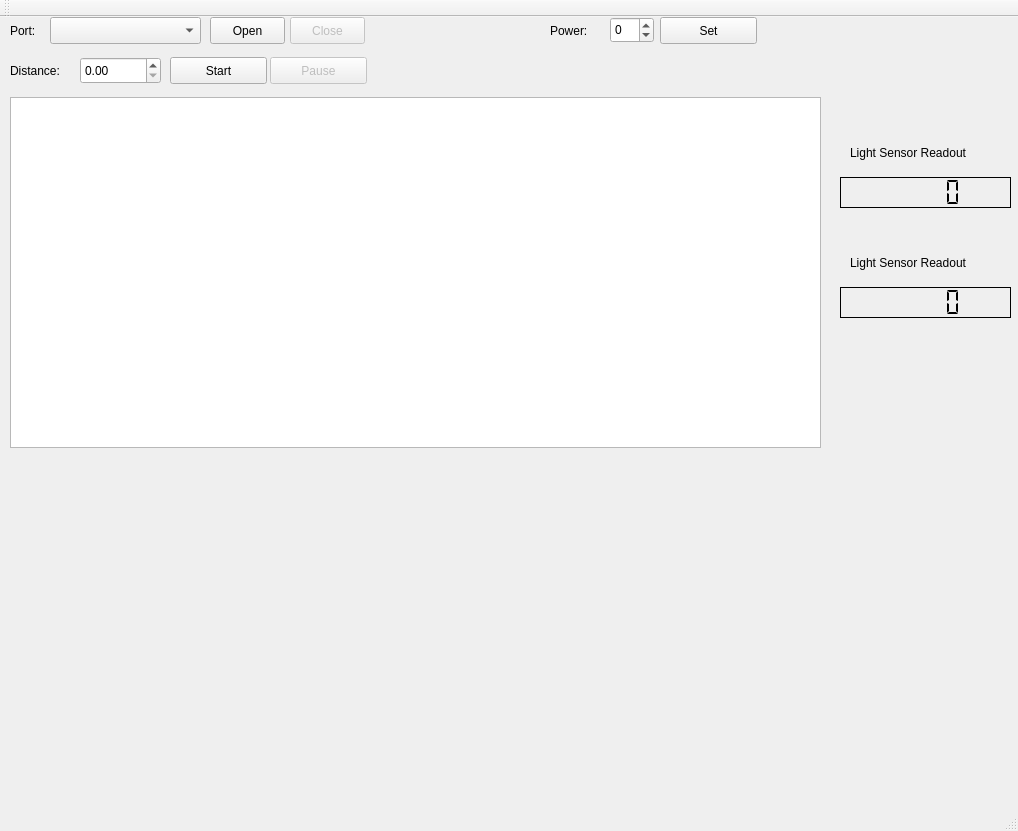
This is Lesson_5/Parking_lot_Qt/mainwindow.ui in Codaxx/WSN_Lab_2025 as Qt 5 draws it before an edit. The edited form follows.
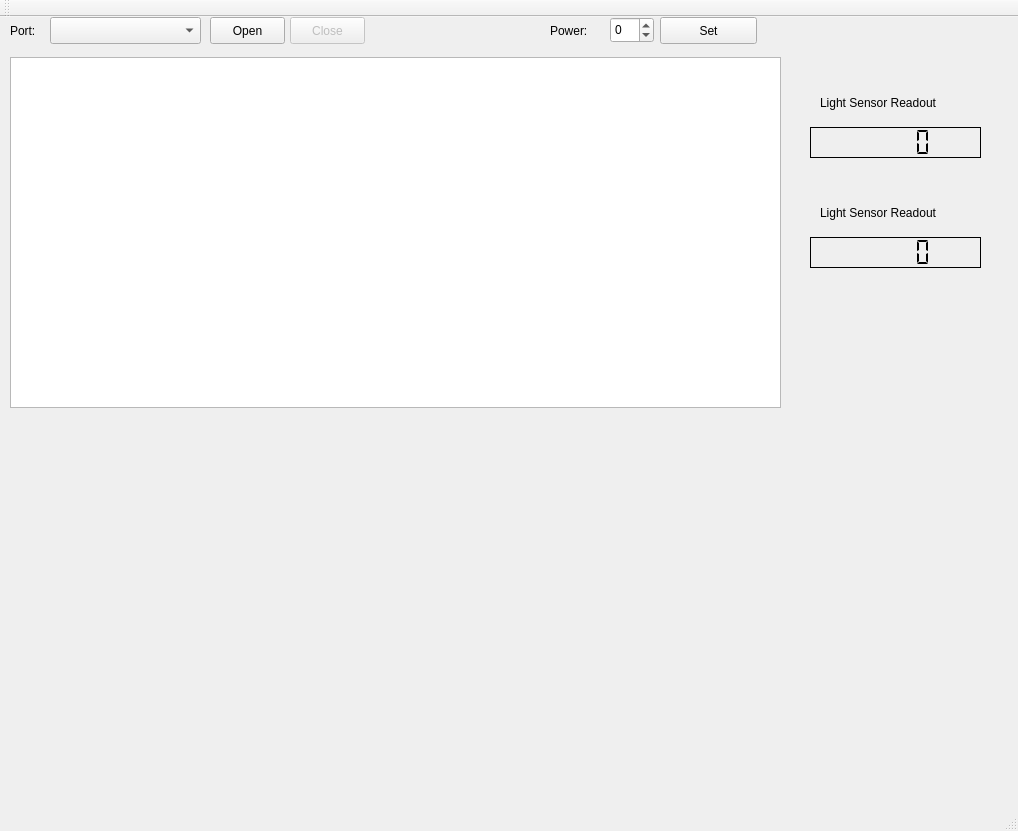
This is the edited form.

Commit message: Delete distance function from example code, GUI changed

The edit to the form file:
```diff
--- a/Lesson_5/Parking_lot_Qt/mainwindow.ui
+++ b/Lesson_5/Parking_lot_Qt/mainwindow.ui
@@ -21,8 +21,8 @@
     <property name="geometry">
      <rect>
       <x>10</x>
-      <y>80</y>
-      <width>811</width>
+      <y>40</y>
+      <width>771</width>
       <height>351</height>
      </rect>
     </property>
@@ -79,58 +79,6 @@
      <string>Close</string>
     </property>
    </widget>
-   <widget class="QLabel" name="label_2">
-    <property name="geometry">
-     <rect>
-      <x>10</x>
-      <y>40</y>
-      <width>67</width>
-      <height>27</height>
-     </rect>
-    </property>
-    <property name="text">
-     <string>Distance:</string>
-    </property>
-   </widget>
-   <widget class="QPushButton" name="pushButton_start">
-    <property name="geometry">
-     <rect>
-      <x>170</x>
-      <y>40</y>
-      <width>97</width>
-      <height>27</height>
-     </rect>
-    </property>
-    <property name="text">
-     <string>Start</string>
-    </property>
-   </widget>
-   <widget class="QPushButton" name="pushButton_stop">
-    <property name="enabled">
-     <bool>false</bool>
-    </property>
-    <property name="geometry">
-     <rect>
-      <x>270</x>
-      <y>40</y>
-      <width>97</width>
-      <height>27</height>
-     </rect>
-    </property>
-    <property name="text">
-     <string>Pause</string>
-    </property>
-   </widget>
-   <widget class="QDoubleSpinBox" name="doubleSpinBox_distance">
-    <property name="geometry">
-     <rect>
-      <x>80</x>
-      <y>40</y>
-      <width>81</width>
-      <height>27</height>
-     </rect>
-    </property>
-   </widget>
    <widget class="QLabel" name="label_3">
     <property name="geometry">
      <rect>
@@ -176,8 +124,8 @@
    <widget class="QLabel" name="label_light">
     <property name="geometry">
      <rect>
-      <x>850</x>
-      <y>120</y>
+      <x>820</x>
+      <y>70</y>
       <width>141</width>
       <height>31</height>
      </rect>
@@ -189,8 +137,8 @@
    <widget class="QLCDNumber" name="value_light">
     <property name="geometry">
      <rect>
-      <x>840</x>
-      <y>160</y>
+      <x>810</x>
+      <y>110</y>
       <width>171</width>
       <height>31</height>
      </rect>
@@ -208,8 +156,8 @@
    <widget class="QLCDNumber" name="value_distance">
     <property name="geometry">
      <rect>
-      <x>840</x>
-      <y>270</y>
+      <x>810</x>
+      <y>220</y>
       <width>171</width>
       <height>31</height>
      </rect>
@@ -227,8 +175,8 @@
    <widget class="QLabel" name="label_distance">
     <property name="geometry">
      <rect>
-      <x>850</x>
-      <y>230</y>
+      <x>820</x>
+      <y>180</y>
       <width>141</width>
       <height>31</height>
      </rect>
```
The commit also changes 5 other files.
